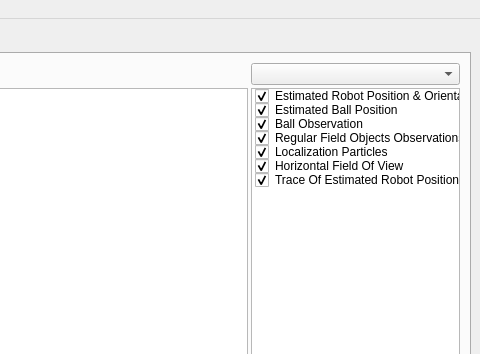
kouretes/Monas, file GUITools/KMonitor/KMonitor.ui: the form before one commit; both pictures show x 400 to 880 and y 0 to 354 of the 880 by 492 pixel window.
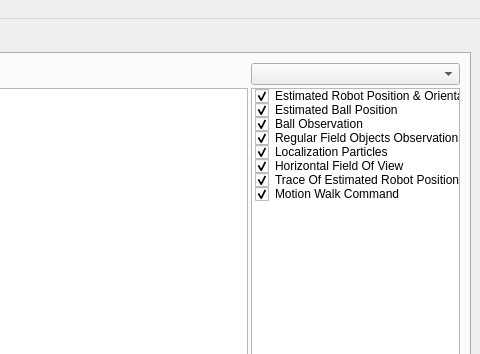
The form after the commit. Custom widgets are drawn as their Qt base class.

Commit message: Motion Walk Command added to LWS (first commit)

Patch:
```diff
--- a/GUITools/KMonitor/KMonitor.ui
+++ b/GUITools/KMonitor/KMonitor.ui
@@ -152,6 +152,14 @@
               <enum>Checked</enum>
              </property>
             </item>
+            <item>
+             <property name="text">
+              <string>Motion Walk Command</string>
+             </property>
+             <property name="checkState">
+              <enum>Checked</enum>
+             </property>
+            </item>
            </widget>
           </item>
          </layout>
```
The commit also changes 14 other files.
